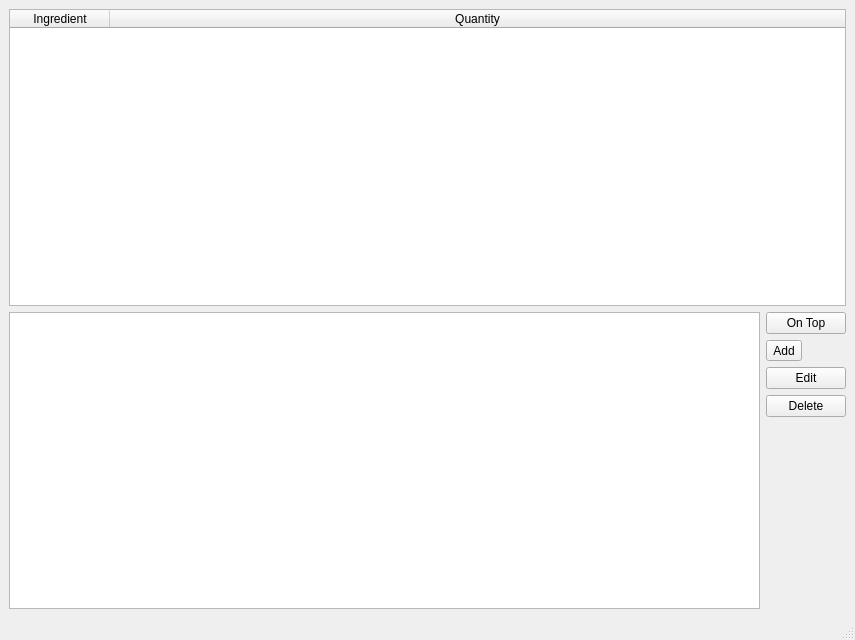
First picture: the form in mainwindow.ui, repository shamcke/Nutrition, before the edit.
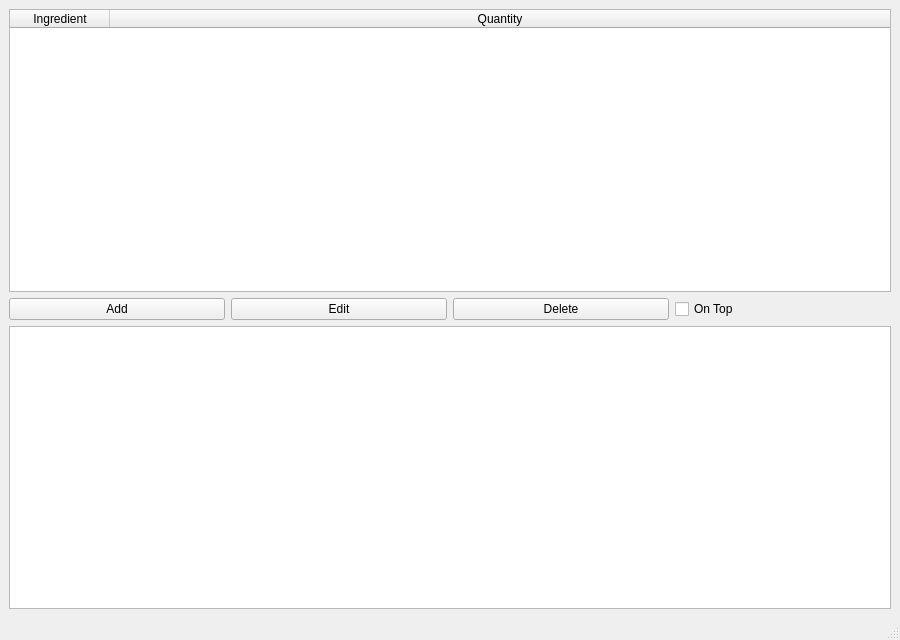
Second picture: the form after the edit.

Commit message:
Replaced "On Top" button by check box
  - Also, changed the layout

The edit to the form file:
```diff
--- a/mainwindow.ui
+++ b/mainwindow.ui
@@ -6,7 +6,7 @@
    <rect>
     <x>0</x>
     <y>0</y>
-    <width>855</width>
+    <width>900</width>
     <height>640</height>
    </rect>
   </property>
@@ -51,6 +51,38 @@
       </item>
      </layout>
     </item>
+    <item>
+     <layout class="QHBoxLayout" name="horizontalLayout_3">
+      <item>
+       <widget class="QPushButton" name="addButton">
+        <property name="text">
+         <string>Add</string>
+        </property>
+       </widget>
+      </item>
+      <item>
+       <widget class="QPushButton" name="editButton">
+        <property name="text">
+         <string>Edit</string>
+        </property>
+       </widget>
+      </item>
+      <item>
+       <widget class="QPushButton" name="deleteButton">
+        <property name="text">
+         <string>Delete</string>
+        </property>
+       </widget>
+      </item>
+      <item>
+       <widget class="QCheckBox" name="checkBox">
+        <property name="text">
+         <string>On Top</string>
+        </property>
+       </widget>
+      </item>
+     </layout>
+    </item>
     <item>
      <layout class="QHBoxLayout" name="ingredientsLayout">
       <item>
@@ -62,7 +94,7 @@
          <bool>true</bool>
         </property>
         <attribute name="horizontalHeaderVisible">
-         <bool>false</bool>
+         <bool>true</bool>
         </attribute>
         <attribute name="horizontalHeaderCascadingSectionResizes">
          <bool>false</bool>
@@ -84,51 +116,6 @@
         </attribute>
        </widget>
       </item>
-      <item>
-       <layout class="QVBoxLayout" name="changeIngredients">
-        <item>
-         <widget class="QPushButton" name="selectedAtTop">
-          <property name="text">
-           <string>On Top</string>
-          </property>
-         </widget>
-        </item>
-        <item>
-         <widget class="QToolButton" name="addButton">
-          <property name="text">
-           <string>Add</string>
-          </property>
-         </widget>
-        </item>
-        <item>
-         <widget class="QPushButton" name="editButton">
-          <property name="text">
-           <string>Edit</string>
-          </property>
-         </widget>
-        </item>
-        <item>
-         <widget class="QPushButton" name="deleteButton">
-          <property name="text">
-           <string>Delete</string>
-          </property>
-         </widget>
-        </item>
-        <item>
-         <spacer name="verticalSpacer">
-          <property name="orientation">
-           <enum>Qt::Vertical</enum>
-          </property>
-          <property name="sizeHint" stdset="0">
-           <size>
-            <width>20</width>
-            <height>40</height>
-           </size>
-          </property>
-         </spacer>
-        </item>
-       </layout>
-      </item>
      </layout>
     </item>
    </layout>
```
Left out of the diff: 2 changed lines with no effect on the pictures. The commit also changes 2 other files.
